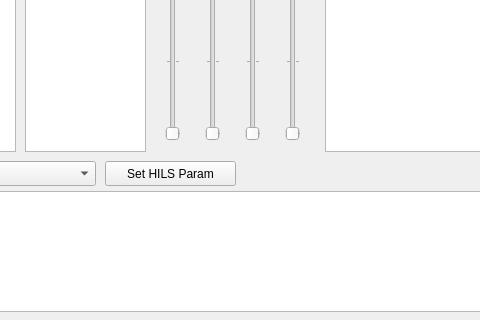
Qt form Tools/HILS_FlightGear/HILS_FlightGear/form.ui (Shinjinok/tandem) before a commit; both pictures show x 245 to 725 and y 359 to 679 of the 891 by 679 pixel window.
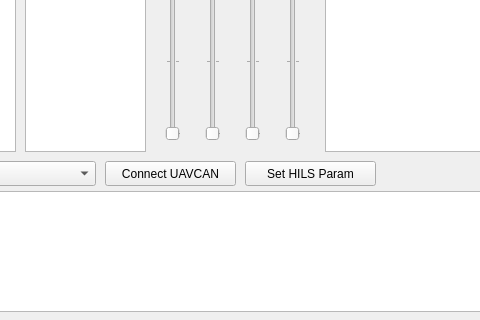
The same form after that commit.

```diff
--- a/Tools/HILS_FlightGear/HILS_FlightGear/form.ui
+++ b/Tools/HILS_FlightGear/HILS_FlightGear/form.ui
@@ -408,7 +408,7 @@
   <widget class="QPushButton" name="pushButton_4">
    <property name="geometry">
     <rect>
-     <x>350</x>
+     <x>490</x>
      <y>520</y>
      <width>131</width>
      <height>25</height>
@@ -428,6 +428,19 @@
     </rect>
    </property>
   </widget>
+  <widget class="QPushButton" name="pushButton_5">
+   <property name="geometry">
+    <rect>
+     <x>350</x>
+     <y>520</y>
+     <width>131</width>
+     <height>25</height>
+    </rect>
+   </property>
+   <property name="text">
+    <string>Connect UAVCAN</string>
+   </property>
+  </widget>
  </widget>
  <resources/>
  <connections/>
```
